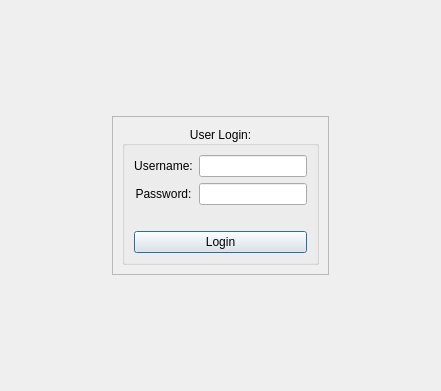
The window that drc/gui/loginform.ui (lansdon/cpts483_drc) describes before a commit, drawn with Qt 5.
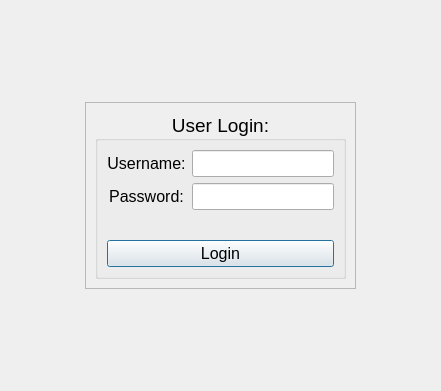
The same window after the commit.

What changed in the file:
```diff
--- a/drc/gui/loginform.ui
+++ b/drc/gui/loginform.ui
@@ -10,6 +10,11 @@
     <height>391</height>
    </rect>
   </property>
+  <property name="font">
+   <font>
+    <pointsize>12</pointsize>
+   </font>
+  </property>
   <property name="windowTitle">
    <string>Form</string>
   </property>
@@ -31,6 +36,11 @@
      <layout class="QVBoxLayout" name="verticalLayout">
       <item>
        <widget class="QGroupBox" name="groupBox">
+        <property name="font">
+         <font>
+          <pointsize>14</pointsize>
+         </font>
+        </property>
         <property name="title">
          <string>User Login:</string>
         </property>
@@ -39,13 +49,30 @@
         </property>
         <layout class="QGridLayout" name="gridLayout_2">
          <item row="3" column="1">
-          <widget class="QLineEdit" name="passwordLineEdit"/>
+          <widget class="QLineEdit" name="passwordLineEdit">
+           <property name="font">
+            <font>
+             <pointsize>12</pointsize>
+            </font>
+           </property>
+          </widget>
          </item>
          <item row="1" column="1">
-          <widget class="QLineEdit" name="usernameLineEdit"/>
+          <widget class="QLineEdit" name="usernameLineEdit">
+           <property name="font">
+            <font>
+             <pointsize>12</pointsize>
+            </font>
+           </property>
+          </widget>
          </item>
          <item row="6" column="0" colspan="2">
           <widget class="QPushButton" name="loginButton">
+           <property name="font">
+            <font>
+             <pointsize>12</pointsize>
+            </font>
+           </property>
            <property name="text">
             <string>Login</string>
            </property>
@@ -59,6 +86,11 @@
          </item>
          <item row="1" column="0">
           <widget class="QLabel" name="label">
+           <property name="font">
+            <font>
+             <pointsize>12</pointsize>
+            </font>
+           </property>
            <property name="text">
             <string>Username:</string>
            </property>
@@ -69,6 +101,11 @@
          </item>
          <item row="3" column="0">
           <widget class="QLabel" name="label_2">
+           <property name="font">
+            <font>
+             <pointsize>12</pointsize>
+            </font>
+           </property>
            <property name="text">
             <string>Password:</string>
            </property>
@@ -79,6 +116,11 @@
          </item>
          <item row="5" column="0" colspan="2">
           <widget class="QLabel" name="statusLabel">
+           <property name="font">
+            <font>
+             <pointsize>12</pointsize>
+            </font>
+           </property>
            <property name="text">
             <string>&lt;Super Helpful Status Message&gt;</string>
            </property>
```
